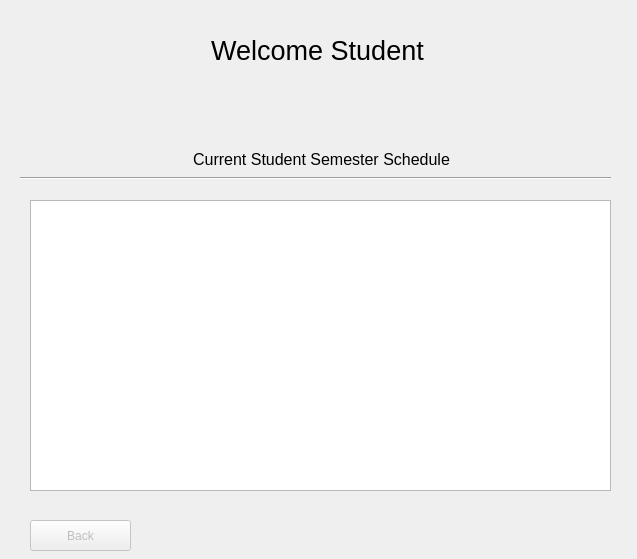
Old version of the form Form Files/studentView.ui in the repository alixabahena/SIMS.
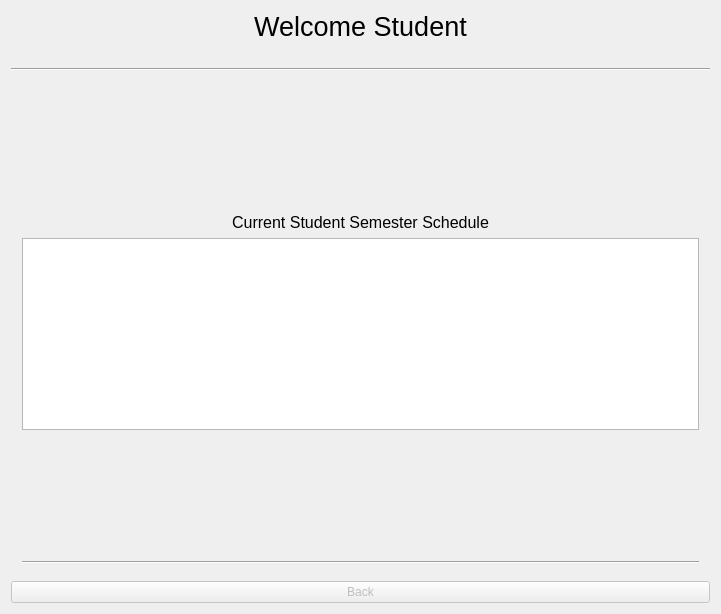
New version of the form. The open tabs and pages were chosen to show the change.

Commit message: changed some layouts around and made studentView resizeable

```diff
--- a/Form Files/studentView.ui
+++ b/Form Files/studentView.ui
@@ -6,22 +6,21 @@
    <rect>
     <x>0</x>
     <y>0</y>
-    <width>637</width>
-    <height>559</height>
+    <width>721</width>
+    <height>614</height>
    </rect>
   </property>
   <property name="windowTitle">
    <string>studentView</string>
   </property>
+  <layout class="QVBoxLayout" name="verticalLayout_5">
+   <item>
+    <layout class="QVBoxLayout" name="verticalLayout_2">
+     <item>
+      <layout class="QVBoxLayout" name="verticalLayout_4"/>
+     </item>
+     <item>
   <widget class="QLabel" name="welcomeLabel">
-   <property name="geometry">
-    <rect>
-     <x>27</x>
-     <y>20</y>
-     <width>581</width>
-     <height>61</height>
-    </rect>
-   </property>
    <property name="font">
     <font>
      <pointsize>20</pointsize>
@@ -34,15 +33,26 @@
     <set>Qt::AlignCenter</set>
    </property>
   </widget>
+     </item>
+     <item>
+      <widget class="QLabel" name="usernameLabel">
+       <property name="text">
+        <string/>
+       </property>
+       <property name="alignment">
+        <set>Qt::AlignCenter</set>
+       </property>
+      </widget>
+     </item>
+     <item>
+      <widget class="Line" name="line_2">
+       <property name="orientation">
+        <enum>Qt::Horizontal</enum>
+       </property>
+      </widget>
+     </item>
+     <item>
   <widget class="QStackedWidget" name="stackedWidget">
-   <property name="geometry">
-    <rect>
-     <x>20</x>
-     <y>90</y>
-     <width>591</width>
-     <height>431</height>
-    </rect>
-   </property>
    <property name="currentIndex">
     <number>0</number>
    </property>
@@ -142,25 +152,30 @@
     </widget>
    </widget>
    <widget class="QWidget" name="page_2">
-    <widget class="QTableView" name="scheduleTableView">
-     <property name="geometry">
-      <rect>
-       <x>10</x>
-       <y>110</y>
-       <width>581</width>
-       <height>291</height>
-      </rect>
-     </property>
-    </widget>
+        <property name="sizePolicy">
+         <sizepolicy hsizetype="Maximum" vsizetype="Maximum">
+          <horstretch>0</horstretch>
+          <verstretch>0</verstretch>
+         </sizepolicy>
+        </property>
+        <layout class="QVBoxLayout" name="verticalLayout_7">
+         <item>
+          <layout class="QVBoxLayout" name="verticalLayout_6">
+           <item>
+            <spacer name="verticalSpacer_2">
+             <property name="orientation">
+              <enum>Qt::Vertical</enum>
+             </property>
+             <property name="sizeHint" stdset="0">
+              <size>
+               <width>20</width>
+               <height>40</height>
+              </size>
+             </property>
+            </spacer>
+           </item>
+           <item>
     <widget class="QLabel" name="scheduleLabel">
-     <property name="geometry">
-      <rect>
-       <x>16</x>
-       <y>49</y>
-       <width>571</width>
-       <height>41</height>
-      </rect>
-     </property>
      <property name="font">
       <font>
        <pointsize>12</pointsize>
@@ -176,53 +191,49 @@
       <set>Qt::AlignCenter</set>
      </property>
     </widget>
+           </item>
+           <item>
+            <widget class="QTableView" name="scheduleTableView"/>
+           </item>
+           <item>
+            <spacer name="verticalSpacer">
+             <property name="orientation">
+              <enum>Qt::Vertical</enum>
+             </property>
+             <property name="sizeHint" stdset="0">
+              <size>
+               <width>20</width>
+               <height>40</height>
+              </size>
+             </property>
+            </spacer>
+           </item>
+           <item>
     <widget class="Line" name="line">
-     <property name="geometry">
-      <rect>
-       <x>0</x>
-       <y>80</y>
-       <width>591</width>
-       <height>16</height>
-      </rect>
-     </property>
      <property name="orientation">
       <enum>Qt::Horizontal</enum>
      </property>
     </widget>
-   </widget>
-  </widget>
+           </item>
+          </layout>
+         </item>
+        </layout>
+       </widget>
+      </widget>
+     </item>
+     <item>
   <widget class="QPushButton" name="backButton">
    <property name="enabled">
     <bool>false</bool>
    </property>
-   <property name="geometry">
-    <rect>
-     <x>30</x>
-     <y>520</y>
-     <width>101</width>
-     <height>31</height>
-    </rect>
-   </property>
    <property name="text">
     <string>Back</string>
    </property>
   </widget>
-  <widget class="QLabel" name="usernameLabel">
-   <property name="geometry">
-    <rect>
-     <x>167</x>
-     <y>80</y>
-     <width>301</width>
-     <height>20</height>
-    </rect>
-   </property>
-   <property name="text">
-    <string/>
-   </property>
-   <property name="alignment">
-    <set>Qt::AlignCenter</set>
-   </property>
-  </widget>
+     </item>
+    </layout>
+   </item>
+  </layout>
  </widget>
  <layoutdefault spacing="6" margin="11"/>
  <resources/>
```
Left out of the diff: 39 changed lines with no effect on the pictures. Lines whose indentation alone changed are shown as unchanged. The commit also changes 3 other files.
